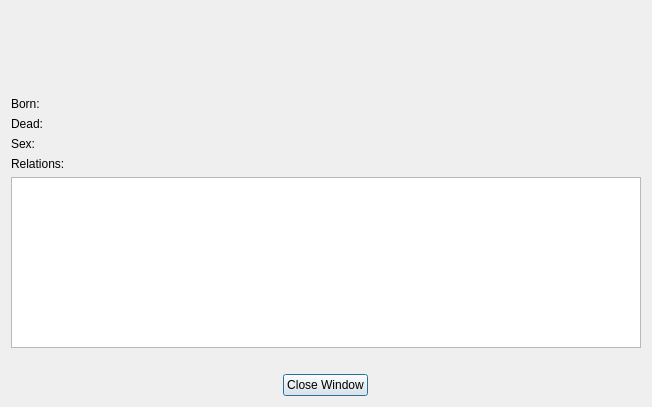
Before: the Qt Designer form viewprogrammerdialog.ui in DORB/Verkur3GUI, drawn with Qt 5.
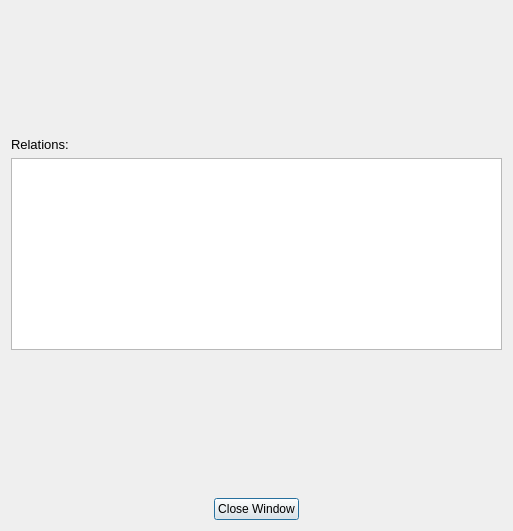
After: the same form once the commit is applied.

Commit message: programmer gluggi klar en þarf að laga sma utlit

```diff
--- a/viewprogrammerdialog.ui
+++ b/viewprogrammerdialog.ui
@@ -6,42 +6,23 @@
    <rect>
     <x>0</x>
     <y>0</y>
-    <width>652</width>
-    <height>407</height>
+    <width>513</width>
+    <height>531</height>
    </rect>
   </property>
   <property name="windowTitle">
    <string>Viewing Programmer</string>
   </property>
   <layout class="QVBoxLayout" name="verticalLayout">
-   <item>
-    <widget class="QLabel" name="label_programmer_name">
-     <property name="minimumSize">
-      <size>
-       <width>0</width>
-       <height>40</height>
-      </size>
-     </property>
-     <property name="maximumSize">
-      <size>
-       <width>16777215</width>
-       <height>40</height>
-      </size>
-     </property>
-     <property name="text">
-      <string/>
-     </property>
-    </widget>
-   </item>
    <item>
     <layout class="QGridLayout" name="gridLayout">
      <item row="0" column="1">
       <layout class="QVBoxLayout" name="verticalLayout_2">
-       <item>
+       <item alignment="Qt::AlignHCenter">
         <widget class="QLabel" name="label_image_programmer">
          <property name="minimumSize">
           <size>
-           <width>400</width>
+           <width>300</width>
            <height>0</height>
           </size>
          </property>
@@ -51,29 +32,31 @@
         </widget>
        </item>
        <item>
-        <layout class="QVBoxLayout" name="verticalLayout_5"/>
+        <layout class="QVBoxLayout" name="verticalLayout_5">
+         <item alignment="Qt::AlignHCenter">
+          <widget class="QLabel" name="label_programmer_name">
+           <property name="minimumSize">
+            <size>
+             <width>7</width>
+             <height>40</height>
+            </size>
+           </property>
+           <property name="maximumSize">
+            <size>
+             <width>16777215</width>
+             <height>40</height>
+            </size>
+           </property>
+           <property name="text">
+            <string/>
+           </property>
+          </widget>
+         </item>
+        </layout>
        </item>
        <item>
         <layout class="QHBoxLayout" name="horizontalLayout">
-         <item>
-          <widget class="QLabel" name="label_programmer_nationality">
-           <property name="text">
-            <string/>
-           </property>
-          </widget>
-         </item>
-        </layout>
-       </item>
-       <item>
-        <layout class="QHBoxLayout" name="horizontalLayout_2">
-         <item>
-          <widget class="QLabel" name="label_7">
-           <property name="text">
-            <string>Born:</string>
-           </property>
-          </widget>
-         </item>
-         <item>
+         <item alignment="Qt::AlignHCenter">
           <widget class="QLabel" name="label_programmer_born">
            <property name="text">
             <string/>
@@ -83,16 +66,9 @@
         </layout>
        </item>
        <item>
-        <layout class="QHBoxLayout" name="horizontalLayout_3">
-         <item>
-          <widget class="QLabel" name="label_5">
-           <property name="text">
-            <string>Dead:</string>
-           </property>
-          </widget>
-         </item>
-         <item>
-          <widget class="QLabel" name="label_programmer_dead">
+        <layout class="QHBoxLayout" name="horizontalLayout_2">
+         <item alignment="Qt::AlignHCenter">
+          <widget class="QLabel" name="label_programmer_nationality">
            <property name="text">
             <string/>
            </property>
@@ -102,14 +78,7 @@
        </item>
        <item>
         <layout class="QHBoxLayout" name="horizontalLayout_4">
-         <item>
-          <widget class="QLabel" name="label_6">
-           <property name="text">
-            <string>Sex:</string>
-           </property>
-          </widget>
-         </item>
-         <item>
+         <item alignment="Qt::AlignHCenter">
           <widget class="QLabel" name="label_programmer_sex">
            <property name="text">
             <string/>
@@ -123,7 +92,7 @@
          <item>
           <widget class="QLabel" name="label_programmer_relations">
            <property name="text">
-            <string>Relations:</string>
+            <string>&lt;html&gt;&lt;head/&gt;&lt;body&gt;&lt;p&gt;&lt;span style=&quot; font-size:10pt;&quot;&gt;Relations:&lt;/span&gt;&lt;/p&gt;&lt;/body&gt;&lt;/html&gt;</string>
            </property>
           </widget>
          </item>
```
The commit also changes 1 other file.
